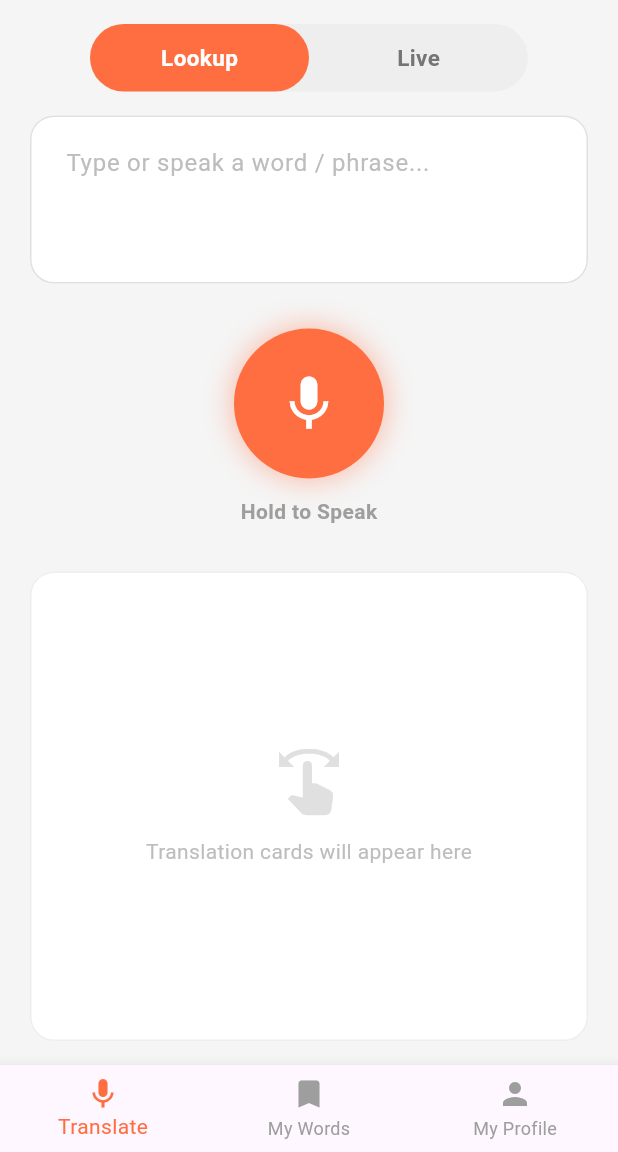
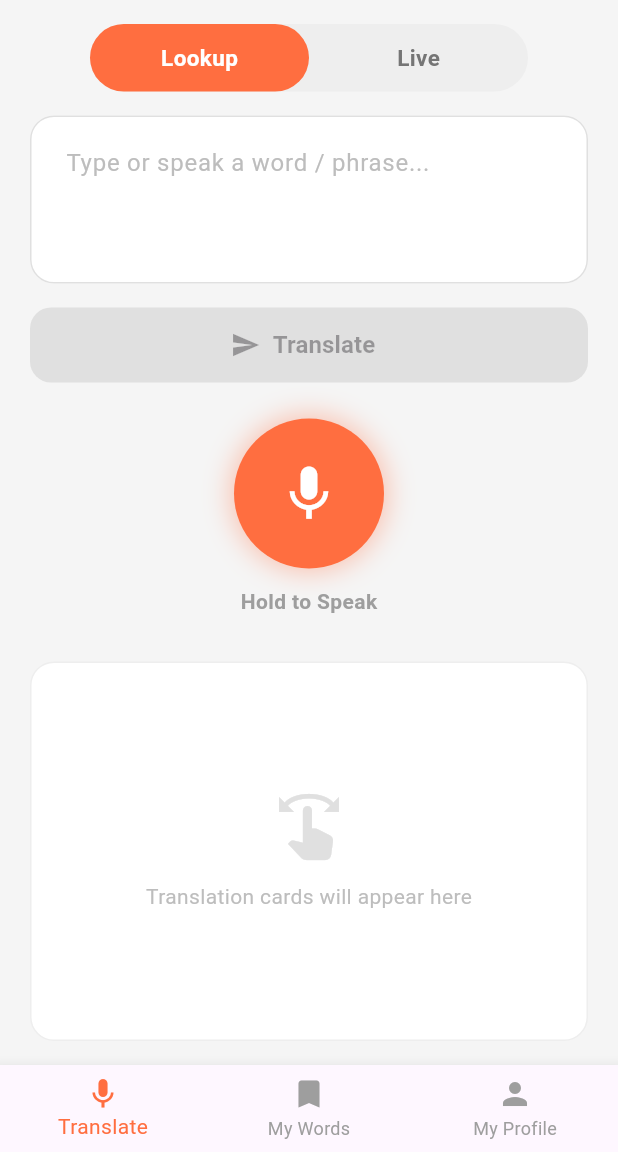
Before and after one commit to lkaixian/verbabridge, a Flutter app: the screen it shows once a user with an empty profile is signed in, on a phone screen of 412 x 824 dp, the part 84-1236 px from its top. Run offline on Flutter 3.47's test engine with Material 3 defaults, Android fonts, the phone set to English and light mode, and no system bars; our stand-ins replace cloud_firestore, firebase_auth, firebase_core, google_sign_in; accounts and stored records are empty.

Commit message:
fix: add Translate button for typed text in Lookup mode

```diff
--- a/lib/translate_tab.dart
+++ b/lib/translate_tab.dart
@@ -46,6 +46,7 @@ class _TranslateTabState extends State<TranslateTab>
   @override
   void initState() {
     super.initState();
+    _textController.addListener(() => setState(() {}));
     _pulseController = AnimationController(
       vsync: this,
       duration: const Duration(milliseconds: 1200),
@@ -182,7 +183,42 @@ class _TranslateTabState extends State<TranslateTab>
           ),
         ),
 
-        const SizedBox(height: 30),
+        const SizedBox(height: 16),
+
+        // Send / Translate button
+        Padding(
+          padding: const EdgeInsets.symmetric(horizontal: 20),
+          child: SizedBox(
+            width: double.infinity,
+            height: 50,
+            child: ElevatedButton.icon(
+              onPressed: _textController.text.trim().isEmpty
+                  ? null
+                  : () {
+                      // Placeholder: trigger translation for typed text
+                      final typed = _textController.text.trim();
+                      if (typed.isNotEmpty) {
+                        showAnalogyCards(context, typed);
+                      }
+                    },
+              icon: const Icon(Icons.send, size: 20),
+              label: const Text(
+                "Translate",
+                style: TextStyle(fontSize: 16, fontWeight: FontWeight.bold),
+              ),
+              style: ElevatedButton.styleFrom(
+                backgroundColor: Colors.deepOrangeAccent,
+                foregroundColor: Colors.white,
+                disabledBackgroundColor: Colors.grey.shade300,
+                shape: RoundedRectangleBorder(
+                  borderRadius: BorderRadius.circular(14),
+                ),
+              ),
+            ),
+          ),
+        ),
+
+        const SizedBox(height: 24),
 
         // Hold to Speak microphone button
         Column(
```
